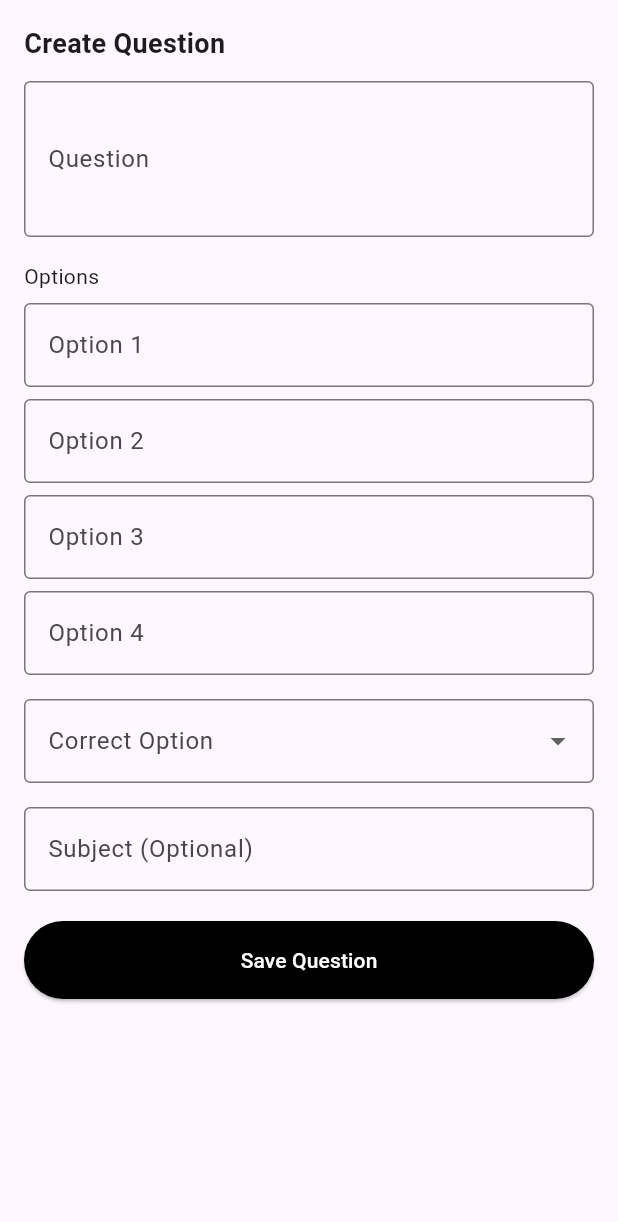
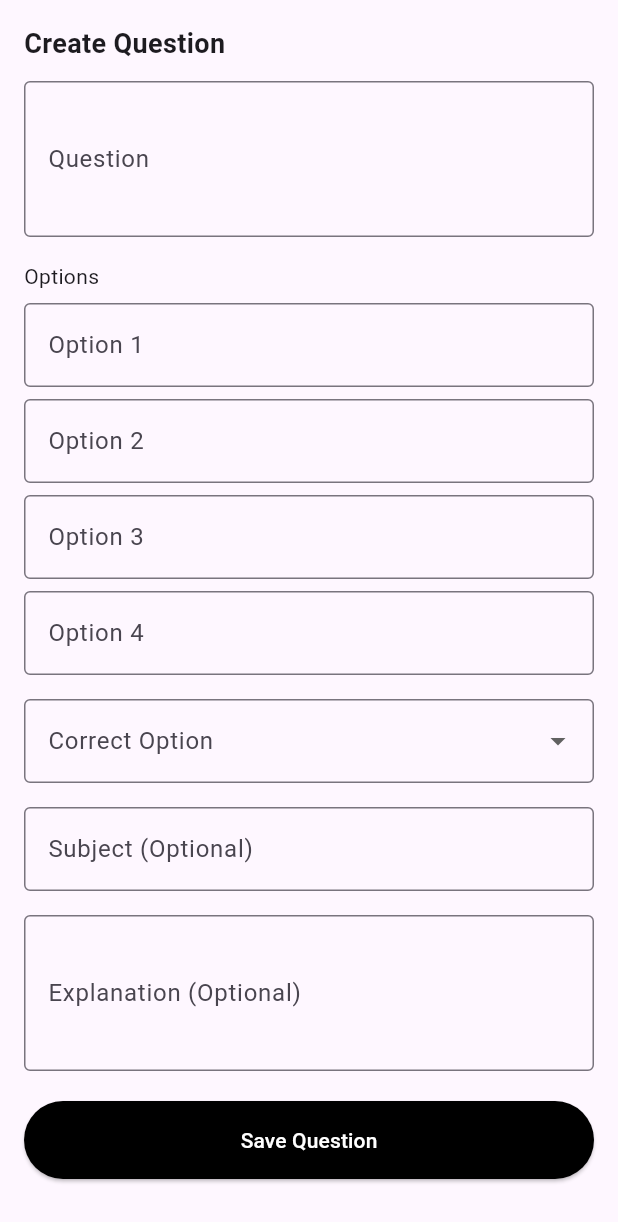
Before and after one commit to py-centric/sms_student_teacher_portal, a Flutter app: the CreateMCQForm widget shown alone on an empty page, opened directly, on a phone screen of 412 x 824 dp. Shown: the top 1222 px of the screen. Run offline on Flutter 3.47's test engine with Material 3 defaults, Android fonts, the phone set to English and light mode, and no system bars; our stand-ins replace flutter_dotenv, local_auth; network calls fail.

Commit message:
feat: add explanation field to MCQ creation and viewing

```diff
--- a/teacher_portal/lib/screens/mcq/create_mcq.dart
+++ b/teacher_portal/lib/screens/mcq/create_mcq.dart
@@ -13,9 +13,11 @@ class CreateMCQForm extends StatefulWidget {
 class _CreateMCQFormState extends State<CreateMCQForm> {
   final _formKey = GlobalKey<FormState>();
   final TextEditingController _questionController = TextEditingController();
-  final List<TextEditingController> _optionControllers = List.generate(4, (_) => TextEditingController());
+  final List<TextEditingController> _optionControllers =
+      List.generate(4, (_) => TextEditingController());
+  final TextEditingController _subjectController = TextEditingController();
+  final TextEditingController _explanationController = TextEditingController();
   int? _correctOptionIndex;
-  final TextEditingController _subjectController = TextEditingController();
 
   bool _isSubmitting = false;
   String? _errorMessage;
@@ -34,9 +36,10 @@ class _CreateMCQFormState extends State<CreateMCQForm> {
 
     final body = {
       "question_text": _questionController.text,
-      "options": _optionControllers.map((controller) => controller.text).toList(),
+      "options": _optionControllers.map((c) => c.text).toList(),
       "correct_answer_index": _correctOptionIndex,
       "subject": _subjectController.text.isEmpty ? null : _subjectController.text,
+      "explanation": _explanationController.text.isEmpty ? null : _explanationController.text,
     };
 
     try {
@@ -56,6 +59,7 @@ class _CreateMCQFormState extends State<CreateMCQForm> {
           }
           _questionController.clear();
           _subjectController.clear();
+          _explanationController.clear();
         });
       } else {
         final responseJson = json.decode(response.body);
@@ -137,6 +141,15 @@ class _CreateMCQFormState extends State<CreateMCQForm> {
                 border: OutlineInputBorder(),
               ),
             ),
+            const SizedBox(height: 16),
+            TextFormField(
+              controller: _explanationController,
+              decoration: const InputDecoration(
+                labelText: 'Explanation (Optional)',
+                border: OutlineInputBorder(),
+              ),
+              maxLines: 3,
+            ),
             const SizedBox(height: 20),
             SizedBox(
               width: double.infinity,
--- a/teacher_portal/lib/screens/mcq/view_mcq.dart
+++ b/teacher_portal/lib/screens/mcq/view_mcq.dart
@@ -64,6 +64,7 @@ class _ViewMCQsState extends State<ViewMCQs> {
       itemCount: mcqs.length,
       itemBuilder: (context, index) {
         final q = mcqs[index];
+        final String? explanation = q['explanation'];
         return Card(
           elevation: 3,
           margin: const EdgeInsets.only(bottom: 12),
@@ -78,7 +79,11 @@ class _ViewMCQsState extends State<ViewMCQs> {
                   final isCorrect = i == q['correct_answer_index'];
                   return Row(
                     children: [
-                      Icon(isCorrect ? Icons.check_circle : Icons.circle, color: isCorrect ? Colors.green : Colors.grey, size: 16),
+                      Icon(
+                        isCorrect ? Icons.check_circle : Icons.circle,
+                        color: isCorrect ? Colors.green : Colors.grey,
+                        size: 16,
+                      ),
                       const SizedBox(width: 8),
                       Expanded(child: Text(q['options'][i])),
                     ],
@@ -89,6 +94,14 @@ class _ViewMCQsState extends State<ViewMCQs> {
                     padding: const EdgeInsets.only(top: 8),
                     child: Text("Subject: ${q['subject']}", style: const TextStyle(color: Colors.blueGrey)),
                   ),
+                if (explanation != null && explanation.trim().isNotEmpty)
+                  Padding(
+                    padding: const EdgeInsets.only(top: 8),
+                    child: Text(
+                      "Explanation: $explanation",
+                      style: const TextStyle(color: Colors.deepOrange),
+                    ),
+                  ),
               ],
             ),
           ),
```
Also changed, not shown: 1 other file.
